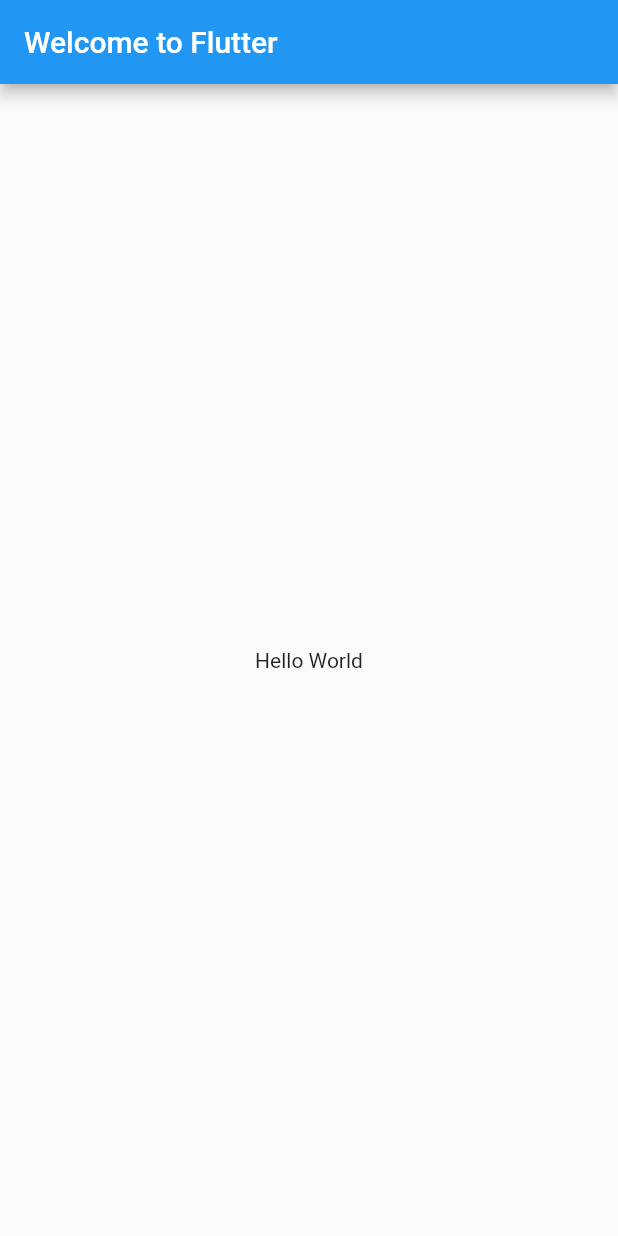
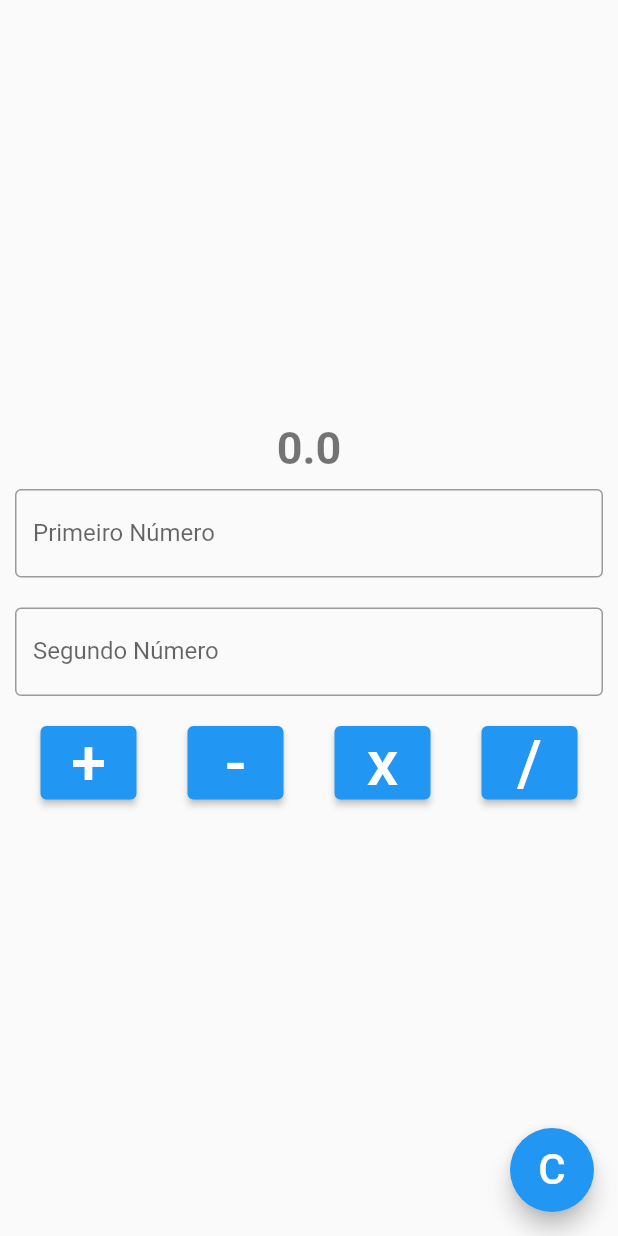
Before and after one commit to withorcello/calculator-flutter, a Flutter app: the screen it shows after launch, on a phone screen of 412 x 824 dp. Run offline on Flutter 3.47's test engine with Material 2 defaults, Android fonts, the phone set to English and light mode, and no system bars.

Commit message:
feat: inicio calculator

```diff
--- a/lib/main.dart
+++ b/lib/main.dart
@@ -1,28 +1,123 @@
-// Copyright 2018 The Flutter team. All rights reserved.
-// Use of this source code is governed by a BSD-style license that can be
-// found in the LICENSE file.
-
 import 'package:flutter/material.dart';
+import 'package:flutter/services.dart';
 
 void main() {
-  runApp(const MyApp());
+  runApp(MyApp());
 }
 
-class MyApp extends StatelessWidget {
-  const MyApp({super.key});
+typedef OperadorFunc = double Function(double valor, double operando);
+
+class MyApp extends StatefulWidget {
+  const MyApp({Key? key}) : super(key: key);
+
+  @override
+  MyAppState createState() {
+    return MyAppState();
+  }
+}
+
+class MyAppState extends State<MyApp> {
+  double result = 0.0;
+  final numberOne = TextEditingController();
+  final numberTwo = TextEditingController();
 
   @override
   Widget build(BuildContext context) {
     return MaterialApp(
-      title: 'Welcome to Flutter',
       home: Scaffold(
-        appBar: AppBar(
-          title: const Text('Welcome to Flutter'),
-        ),
-        body: const Center(
-          child: Text('Hello World'),
-        ),
-      ),
+          body: Material(
+              child: Column(
+                  crossAxisAlignment: CrossAxisAlignment.center,
+                  mainAxisAlignment: MainAxisAlignment.center,
+                  children: <Widget>[
+                Text(
+                  result.toString(),
+                  style: const TextStyle(
+                      color: Colors.black54,
+                      fontWeight: FontWeight.bold,
+                      fontSize: 30),
+                ),
+                Padding(
+                    padding: const EdgeInsets.all(10),
+                    child: TextField(
+                        controller: numberOne,
+                        decoration: const InputDecoration(
+                            border: OutlineInputBorder(),
+                            labelText: 'Primeiro Número'))),
+                Padding(
+                    padding: const EdgeInsets.all(10),
+                    child: TextField(
+                        controller: numberTwo,
+                        decoration: const InputDecoration(
+                            border: OutlineInputBorder(),
+                            labelText: 'Segundo Número'))),
+                Padding(
+                    padding: const EdgeInsets.all(10),
+                    child: Row(
+                        mainAxisAlignment: MainAxisAlignment.spaceAround,
+                        children: [
+                          ElevatedButton(
+                              child: const Text('+', textScaleFactor: 3),
+                              onPressed: () {
+                                setState(() {
+                                  result = double.parse(numberOne.text.isEmpty
+                                          ? numberOne.text
+                                          : '0') +
+                                      double.parse(numberTwo.text.isEmpty
+                                          ? numberTwo.text
+                                          : '0');
+                                });
+                              }),
+                          ElevatedButton(
+                              style: const ButtonStyle(),
+                              child: const Text('-', textScaleFactor: 3),
+                              onPressed: () {
+                                setState(() {
+                                  result = double.parse(numberOne.text.isEmpty
+                                          ? numberOne.text
+                                          : '0.0') -
+                                      double.parse(numberTwo.text.isEmpty
+                                          ? numberTwo.text
+                                          : '0.0');
+                                });
+                              }),
+                          ElevatedButton(
+                              child: const Text('x', textScaleFactor: 3),
+                              onPressed: () {
+                                setState(() {
+                                  result = double.parse(numberOne.text.isEmpty
+                                          ? numberOne.text
+                                          : '0') *
+                                      double.parse(numberTwo.text.isEmpty
+                                          ? numberTwo.text
+                                          : '0');
+                                });
+                              }),
+                          ElevatedButton(
+                              child: const Text('/', textScaleFactor: 3),
+                              onPressed: () {
+                                setState(() {
+                                  result = double.parse(
+                                          !numberOne.text.isNotEmpty
+                                              ? numberOne.text
+                                              : '0') /
+                                      double.parse(!numberTwo.text.isNotEmpty
+                                          ? numberTwo.text
+                                          : '0');
+                                });
+                              }),
+                        ]))
+              ])),
+          floatingActionButton: FloatingActionButton(
+            onPressed: () {
+              setState(() {
+                result = 0.0;
+                numberOne.text = '';
+                numberTwo.text = '';
+              });
+            },
+            child: const Text('C', textScaleFactor: 2),
+          )),
     );
   }
 }
```
